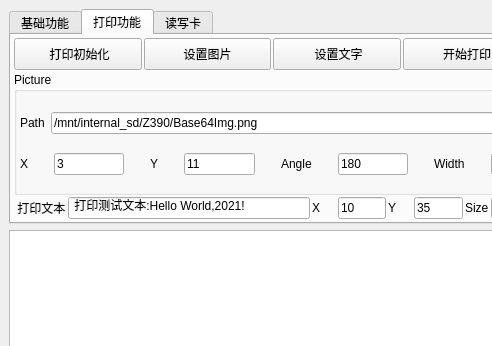
This is Z390Sample/mainwindow.ui in leithergit/Z390 as Qt 5 draws it before an edit; both pictures show x 0 to 492 and y 0 to 346 of the 740 by 452 pixel window. The edited form follows.
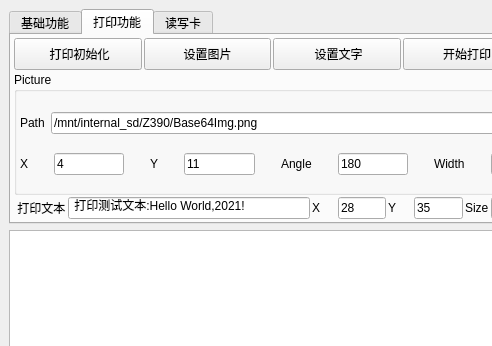
This is the edited form. The open tabs and pages were chosen to show the change.

Patch:
```diff
--- a/Z390Sample/mainwindow.ui
+++ b/Z390Sample/mainwindow.ui
@@ -707,7 +707,7 @@
              <item>
               <widget class="QLineEdit" name="lineEdit_graphX">
                <property name="text">
-                <string>3</string>
+                <string>4</string>
                </property>
                <property name="placeholderText">
                 <string/>
@@ -834,7 +834,7 @@
              </size>
             </property>
             <property name="text">
-             <string>10</string>
+             <string>28</string>
             </property>
             <property name="clearButtonEnabled">
              <bool>false</bool>
```
